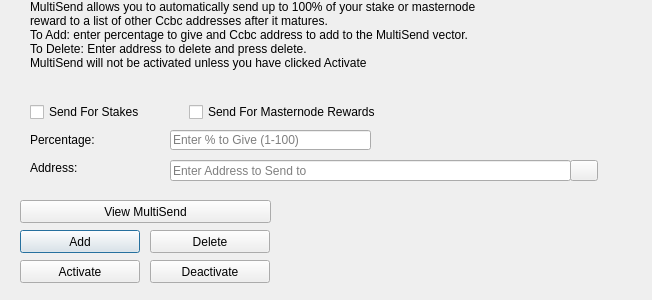
First picture: the form in src/qt/forms/multisenddialog.ui, repository CryptoCashBack-Hub/CCBC, before the edit.
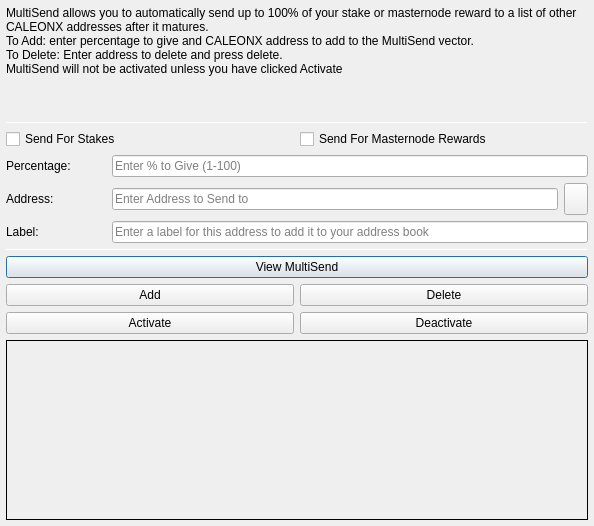
Second picture: the form after the edit. Icons and pictures are not drawn.

```diff
--- a/src/qt/forms/multisenddialog.ui
+++ b/src/qt/forms/multisenddialog.ui
@@ -9,22 +9,106 @@
    <rect>
     <x>0</x>
     <y>0</y>
-    <width>652</width>
-    <height>300</height>
+    <width>594</width>
+    <height>526</height>
    </rect>
   </property>
   <property name="windowTitle">
    <string>MultiSend</string>
   </property>
+  <layout class="QVBoxLayout" name="verticalLayout" stretch="0">
+   <property name="leftMargin">
+    <number>6</number>
+   </property>
+   <property name="topMargin">
+    <number>6</number>
+   </property>
+   <property name="rightMargin">
+    <number>6</number>
+   </property>
+   <property name="bottomMargin">
+    <number>6</number>
+   </property>
+   <item>
+    <layout class="QVBoxLayout" name="verticalLayout_Main" stretch="1,1,1,0,1,1,1">
+     <item>
+      <widget class="QLabel" name="label_2">
+       <property name="lineWidth">
+        <number>1</number>
+       </property>
+       <property name="text">
+        <string>MultiSend allows you to automatically send up to 100% of your stake or masternode reward to a list of other CALEONX addresses after it matures.
+To Add: enter percentage to give and CALEONX address to add to the MultiSend vector.
+To Delete: Enter address to delete and press delete.
+MultiSend will not be activated unless you have clicked Activate</string>
+       </property>
+       <property name="alignment">
+        <set>Qt::AlignLeading|Qt::AlignLeft|Qt::AlignTop</set>
+       </property>
+       <property name="wordWrap">
+        <bool>true</bool>
+       </property>
+      </widget>
+     </item>
+     <item>
+      <widget class="Line" name="line">
+       <property name="minimumSize">
+        <size>
+         <width>0</width>
+         <height>1</height>
+        </size>
+       </property>
+       <property name="maximumSize">
+        <size>
+         <width>16777215</width>
+         <height>1</height>
+        </size>
+       </property>
+       <property name="orientation">
+        <enum>Qt::Horizontal</enum>
+       </property>
+      </widget>
+     </item>
+     <item>
+      <layout class="QVBoxLayout" name="verticalLayout_Settings">
+       <item>
+        <layout class="QHBoxLayout" name="horizontalLayout">
+         <item>
+          <widget class="QCheckBox" name="multiSendStakeCheckBox">
+           <property name="text">
+            <string>Send For Stakes</string>
+           </property>
+          </widget>
+         </item>
+         <item>
+          <widget class="QCheckBox" name="multiSendMasternodeCheckBox">
+           <property name="text">
+            <string>Send For Masternode Rewards</string>
+           </property>
+          </widget>
+         </item>
+        </layout>
+       </item>
+       <item>
+        <layout class="QHBoxLayout" name="horizontalLayout_6">
+         <item>
+          <widget class="QLabel" name="label">
+           <property name="minimumSize">
+            <size>
+             <width>100</width>
+             <height>0</height>
+            </size>
+           </property>
+           <property name="toolTip">
+            <string>Percentage of stake to send</string>
+           </property>
+           <property name="text">
+            <string>Percentage:</string>
+           </property>
+          </widget>
+         </item>
+         <item>
   <widget class="QLineEdit" name="multiSendPercentEdit">
-   <property name="geometry">
-    <rect>
-     <x>170</x>
-     <y>130</y>
-     <width>201</width>
-     <height>20</height>
-    </rect>
-   </property>
    <property name="toolTip">
     <string>Enter whole numbers 1 - 100</string>
    </property>
@@ -32,15 +116,29 @@
     <string>Enter % to Give (1-100)</string>
    </property>
   </widget>
+         </item>
+        </layout>
+       </item>
+       <item>
+        <layout class="QHBoxLayout" name="horizontalLayout_7">
+         <item>
+          <widget class="QLabel" name="label_5">
+           <property name="minimumSize">
+            <size>
+             <width>100</width>
+             <height>0</height>
+            </size>
+           </property>
+           <property name="toolTip">
+            <string>Address to send portion of stake to</string>
+           </property>
+           <property name="text">
+            <string>Address:</string>
+           </property>
+          </widget>
+         </item>
+         <item>
   <widget class="QLineEdit" name="multiSendAddressEdit">
-   <property name="geometry">
-    <rect>
-     <x>170</x>
-     <y>160</y>
-     <width>401</width>
-     <height>21</height>
-    </rect>
-   </property>
    <property name="toolTip">
     <string/>
    </property>
@@ -48,87 +146,14 @@
     <string>Enter Address to Send to</string>
    </property>
   </widget>
-  <widget class="QLabel" name="label_2">
-   <property name="geometry">
-    <rect>
-     <x>30</x>
-     <y>0</y>
-     <width>451</width>
-     <height>121</height>
-    </rect>
-   </property>
-   <property name="lineWidth">
-    <number>1</number>
-   </property>
-   <property name="text">
-    <string>MultiSend allows you to automatically send up to 100% of your stake or masternode reward to a list of other Ccbc addresses after it matures.
-To Add: enter percentage to give and Ccbc address to add to the MultiSend vector.
-To Delete: Enter address to delete and press delete.
-MultiSend will not be activated unless you have clicked Activate</string>
-   </property>
-   <property name="alignment">
-    <set>Qt::AlignLeading|Qt::AlignLeft|Qt::AlignTop</set>
-   </property>
-   <property name="wordWrap">
-    <bool>true</bool>
-   </property>
-  </widget>
-  <widget class="QLabel" name="message">
-   <property name="geometry">
-    <rect>
-     <x>290</x>
-     <y>200</y>
-     <width>351</width>
-     <height>91</height>
-    </rect>
-   </property>
-   <property name="text">
-    <string/>
-   </property>
-  </widget>
-  <widget class="QPushButton" name="addButton">
-   <property name="geometry">
-    <rect>
-     <x>20</x>
-     <y>230</y>
-     <width>120</width>
-     <height>23</height>
-    </rect>
-   </property>
-   <property name="toolTip">
-    <string/>
-   </property>
-   <property name="statusTip">
-    <string>Add to MultiSend Vector</string>
-   </property>
-   <property name="text">
-    <string>Add</string>
-   </property>
-  </widget>
-  <widget class="QPushButton" name="disableButton">
-   <property name="geometry">
-    <rect>
-     <x>150</x>
-     <y>260</y>
-     <width>120</width>
-     <height>23</height>
-    </rect>
-   </property>
-   <property name="statusTip">
-    <string>Deactivate MultiSend</string>
-   </property>
-   <property name="text">
-    <string>Deactivate</string>
-   </property>
-  </widget>
-  <widget class="QPushButton" name="addressBookButton">
-   <property name="geometry">
-    <rect>
-     <x>570</x>
-     <y>160</y>
-     <width>28</width>
-     <height>21</height>
-    </rect>
+         </item>
+         <item>
+          <widget class="QToolButton" name="addressBookButton">
+           <property name="maximumSize">
+            <size>
+             <width>16777215</width>
+             <height>32</height>
+            </size>
    </property>
    <property name="toolTip">
     <string>Choose an address from the address book</string>
@@ -143,51 +168,85 @@
    <property name="shortcut">
     <string>Alt+A</string>
    </property>
-   <property name="autoDefault">
-    <bool>false</bool>
-   </property>
-  </widget>
-  <widget class="QLabel" name="label">
-   <property name="geometry">
-    <rect>
-     <x>30</x>
-     <y>130</y>
-     <width>121</width>
-     <height>20</height>
-    </rect>
-   </property>
+          </widget>
+         </item>
+        </layout>
+       </item>
+      </layout>
+     </item>
+     <item>
+      <layout class="QHBoxLayout" name="horizontalLayout_3">
+       <item>
+        <widget class="QLabel" name="label_3">
+         <property name="minimumSize">
+          <size>
+           <width>100</width>
+           <height>0</height>
+          </size>
+         </property>
+         <property name="text">
+          <string>Label:</string>
+         </property>
+        </widget>
+       </item>
+       <item>
+        <widget class="QLineEdit" name="labelAddressLabelEdit">
+         <property name="placeholderText">
+          <string>Enter a label for this address to add it to your address book</string>
+         </property>
+        </widget>
+       </item>
+      </layout>
+     </item>
+     <item>
+      <widget class="Line" name="line_2">
+       <property name="minimumSize">
+        <size>
+         <width>0</width>
+         <height>1</height>
+        </size>
+       </property>
+       <property name="maximumSize">
+        <size>
+         <width>16777215</width>
+         <height>1</height>
+        </size>
+       </property>
+       <property name="orientation">
+        <enum>Qt::Horizontal</enum>
+       </property>
+      </widget>
+     </item>
+     <item>
+      <layout class="QVBoxLayout" name="verticalLayout_Buttons">
+       <item>
+        <layout class="QHBoxLayout" name="horizontalLayout_4">
+         <item>
+          <widget class="QPushButton" name="viewButton">
    <property name="toolTip">
     <string>Percentage of stake to send</string>
    </property>
    <property name="text">
-    <string>Percentage:</string>
-   </property>
-  </widget>
-  <widget class="QLabel" name="label_5">
-   <property name="geometry">
-    <rect>
-     <x>30</x>
-     <y>160</y>
-     <width>111</width>
-     <height>16</height>
-    </rect>
-   </property>
+            <string>View MultiSend</string>
+           </property>
+          </widget>
+         </item>
+        </layout>
+       </item>
+       <item>
+        <layout class="QHBoxLayout" name="horizontalLayout_2">
+         <item>
+          <widget class="QPushButton" name="addButton">
    <property name="toolTip">
     <string>Address to send portion of stake to</string>
    </property>
    <property name="text">
-    <string>Address:</string>
-   </property>
-  </widget>
+            <string>Add</string>
+           </property>
+          </widget>
+         </item>
+         <item>
   <widget class="QPushButton" name="deleteButton">
-   <property name="geometry">
-    <rect>
-     <x>150</x>
-     <y>230</y>
-     <width>120</width>
-     <height>23</height>
-    </rect>
-   </property>
    <property name="toolTip">
     <string/>
    </property>
@@ -198,15 +257,13 @@
     <string>Delete</string>
    </property>
   </widget>
+         </item>
+        </layout>
+       </item>
+       <item>
+        <layout class="QHBoxLayout" name="horizontalLayout_5">
+         <item>
   <widget class="QPushButton" name="activateButton">
-   <property name="geometry">
-    <rect>
-     <x>20</x>
-     <y>260</y>
-     <width>120</width>
-     <height>23</height>
-    </rect>
-   </property>
    <property name="statusTip">
     <string>Activate MultiSend</string>
    </property>
@@ -214,51 +271,55 @@
     <string>Activate</string>
    </property>
   </widget>
-  <widget class="QPushButton" name="viewButton">
-   <property name="geometry">
-    <rect>
-     <x>20</x>
-     <y>200</y>
-     <width>251</width>
-     <height>23</height>
-    </rect>
-   </property>
-   <property name="toolTip">
-    <string/>
-   </property>
+         </item>
+         <item>
+          <widget class="QPushButton" name="disableButton">
    <property name="statusTip">
     <string>View MultiSend Vector</string>
    </property>
    <property name="text">
-    <string>View MultiSend</string>
-   </property>
-  </widget>
-  <widget class="QWidget" name="horizontalLayoutWidget">
-   <property name="geometry">
-    <rect>
-     <x>30</x>
-     <y>100</y>
-     <width>351</width>
-     <height>24</height>
-    </rect>
-   </property>
-   <layout class="QHBoxLayout" name="horizontalLayout">
-    <item>
-     <widget class="QCheckBox" name="multiSendStakeCheckBox">
-      <property name="text">
-       <string>Send For Stakes</string>
-      </property>
-     </widget>
-    </item>
+            <string>Deactivate</string>
+           </property>
+          </widget>
+         </item>
+        </layout>
+       </item>
+      </layout>
+     </item>
     <item>
-     <widget class="QCheckBox" name="multiSendMasternodeCheckBox">
+      <widget class="QLabel" name="message">
+       <property name="minimumSize">
+        <size>
+         <width>0</width>
+         <height>180</height>
+        </size>
+       </property>
+       <property name="frameShape">
+        <enum>QFrame::Panel</enum>
+       </property>
+       <property name="frameShadow">
+        <enum>QFrame::Plain</enum>
+       </property>
+       <property name="lineWidth">
+        <number>1</number>
+       </property>
+       <property name="midLineWidth">
+        <number>1</number>
+       </property>
       <property name="text">
-       <string>Send For Masternode Rewards</string>
-      </property>
+        <string/>
+       </property>
+       <property name="alignment">
+        <set>Qt::AlignLeading|Qt::AlignLeft|Qt::AlignTop</set>
+       </property>
+       <property name="wordWrap">
+        <bool>true</bool>
+       </property>
      </widget>
     </item>
    </layout>
-  </widget>
+   </item>
+  </layout>
  </widget>
  <resources>
   <include location="../ccbc.qrc"/>
```
Left out of the diff: 20 changed lines with no effect on the pictures. Lines whose indentation alone changed are shown as unchanged.
